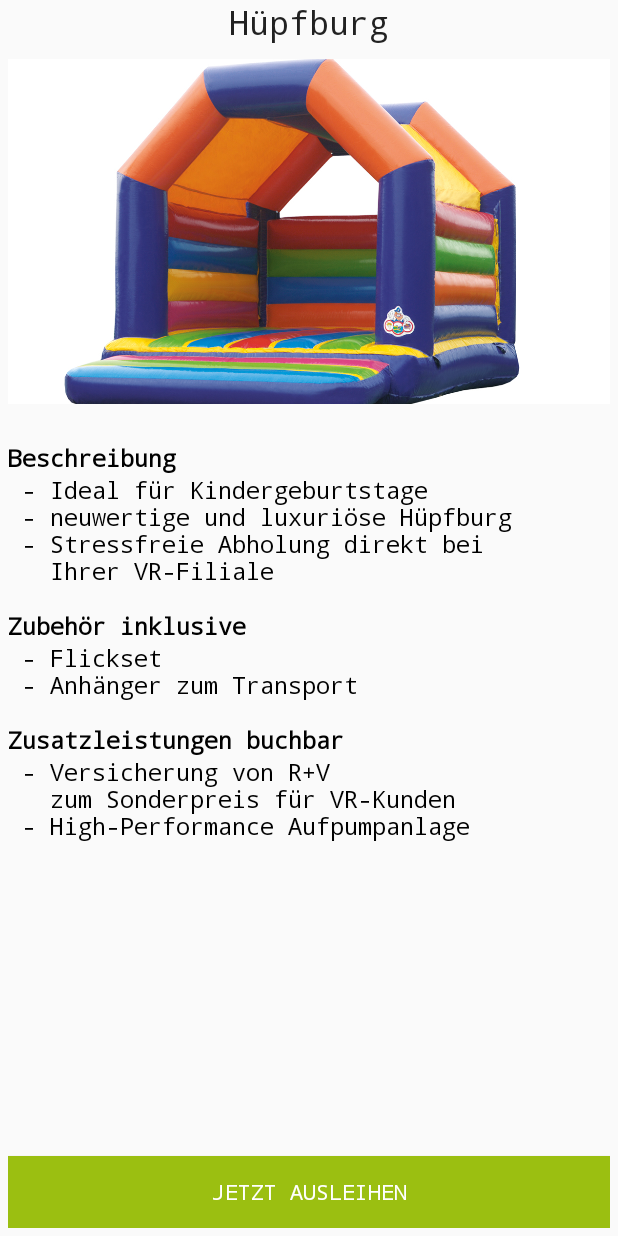
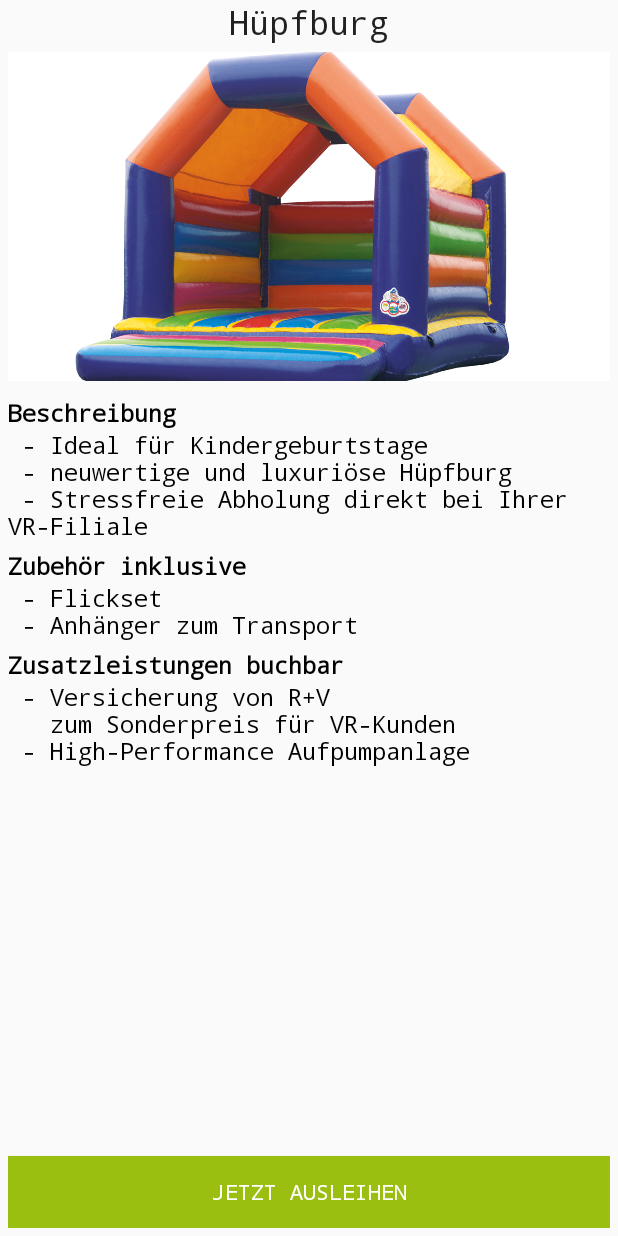
Before and after one commit to mangomelone/gwyn, an Android app: the DetailActivity screen opened directly, with no data from a screen before it, on a phone screen of 412 x 824 dp. Run offline under Robolectric (Android 15) with nearby library versions, the light colour scheme and no system bars.

Commit message:
some changes

```diff
--- a/app/src/main/res/layout/activity_detail.xml
+++ b/app/src/main/res/layout/activity_detail.xml
@@ -21,12 +21,12 @@
     <android.support.v4.view.ViewPager
         android:id="@+id/viewPageAndroid"
         android:layout_width="fill_parent"
-        android:layout_height="250dp"
+        android:layout_height="230dp"
         android:layout_below="@+id/textView"
         android:layout_alignParentLeft="true"
         android:layout_alignParentStart="true"
-        android:paddingTop="10dp"
-        android:paddingBottom="10dp"/>
+        android:paddingTop="5dp"
+        android:paddingBottom="5dp"/>
 
     <TextView
         android:layout_width="wrap_content"
@@ -37,7 +37,7 @@
         android:textColor="@android:color/black"
         android:textSize="15dp"
         android:textStyle="bold"
-        android:paddingTop="15dp"
+        android:paddingTop="5dp"
         android:layout_below="@+id/viewPageAndroid"
         android:layout_alignParentLeft="true"
         android:layout_alignParentStart="true" />
@@ -46,7 +46,7 @@
         android:layout_width="wrap_content"
         android:layout_height="wrap_content"
         android:textAppearance="?android:attr/textAppearanceMedium"
-        android:text=" - Ideal für Kindergeburtstage\n - neuwertige und luxuriöse Hüpfburg \n - Stressfreie Abholung direkt bei\n   Ihrer VR-Filiale"
+        android:text=" - Ideal für Kindergeburtstage\n - neuwertige und luxuriöse Hüpfburg \n - Stressfreie Abholung direkt bei Ihrer VR-Filiale"
         android:id="@+id/textView2"
         android:layout_below="@+id/textView3"
         android:textColor="@android:color/black"
@@ -65,7 +65,7 @@
         android:textColor="@android:color/black"
         android:textSize="15dp"
         android:textStyle="bold"
-        android:paddingTop="15dp"
+        android:paddingTop="5dp"
         android:layout_below="@+id/textView2"
         android:layout_alignParentLeft="true"
         android:layout_alignParentStart="true" />
@@ -93,7 +93,7 @@
         android:textColor="@android:color/black"
         android:textSize="15dp"
         android:textStyle="bold"
-        android:paddingTop="15dp"
+        android:paddingTop="5dp"
         android:layout_below="@+id/textView5"
         android:layout_alignParentLeft="true"
         android:layout_alignParentStart="true" />
```
